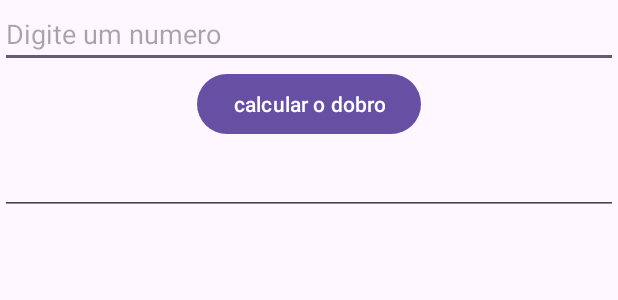
After one commit to taylorrafa/AplicativoPAM, an Android app: the layout exercicio_nota.xml on its own in the app's theme, with its tools: preview values and no code run, on a phone screen of 412 x 824 dp. The commit adds this screen. Shown: the top 300 px of the screen. Run offline under Robolectric (Android 15) with nearby library versions, the phone set to English and light mode, and no system bars.

Commit message:
exercicios nota

```diff
--- /dev/null
+++ b/app/src/main/res/layout/exercicio_nota.xml
@@ -0,0 +1,30 @@
+<?xml version="1.0" encoding="utf-8"?>
+<LinearLayout xmlns:android="http://schemas.android.com/apk/res/android"
+    android:orientation="vertical"
+    android:layout_width="match_parent"
+    android:layout_height="match_parent">
+
+    <EditText
+        android:layout_width="match_parent"
+        android:layout_height="wrap_content"
+        android:id="@+id/edtexec1"
+        android:hint="Digite um numero"
+        android:inputType="number"/>
+    <Button
+        android:layout_width="wrap_content"
+        android:layout_height="wrap_content"
+        android:id="@+id/btnExec1"
+        android:text="calcular o dobro"
+        android:layout_gravity="center_horizontal"/>
+
+    <EditText
+        android:layout_width="match_parent"
+        android:layout_height="wrap_content"
+        android:textSize="22dp"
+        android:id="@+id/txtexec1"/>
+
+
+
+
+
+</LinearLayout>
```
Also changed, not shown: app/src/main/java/com/example/aplicativopam/MainActivity.kt (+16 -14 lines).
